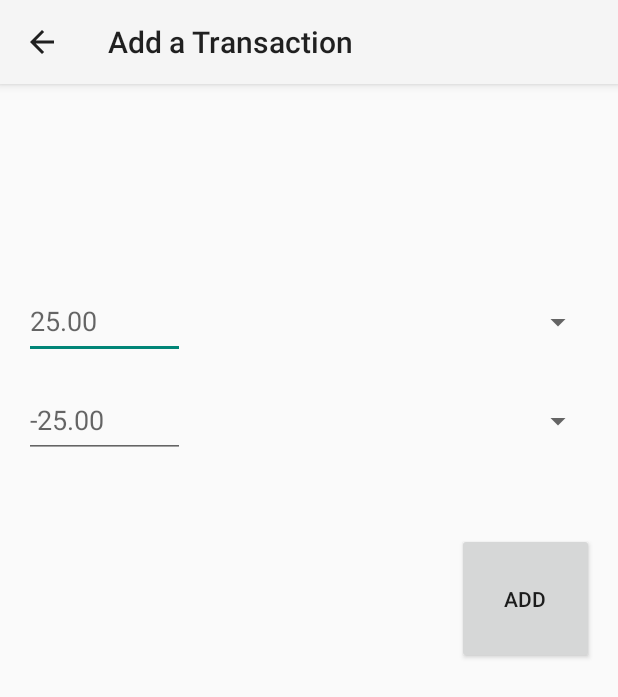
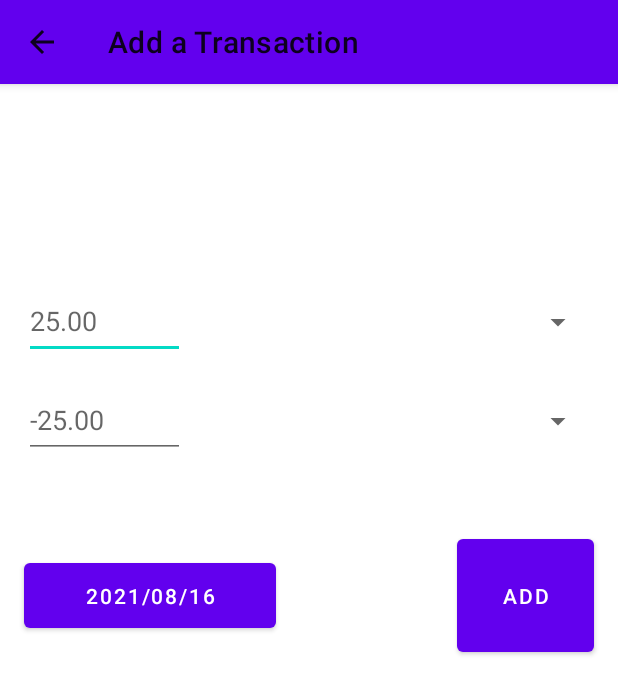
Before and after one commit to PhilipZeratul/HledgerAndroid, an Android app: the AddTransactionActivity screen opened directly, with no data from a screen before it, after a tap on "ADD", on a phone screen of 412 x 824 dp. Shown: the top 697 px of the screen. Run offline under Robolectric (Android 15) with nearby library versions, the phone set to English and light mode, and no system bars.

Commit message:
Finished DatePicker

```diff
--- a/app/build.gradle
+++ b/app/build.gradle
@@ -31,11 +31,10 @@ android {
 dependencies {
 
     implementation 'androidx.appcompat:appcompat:1.2.0'
-    implementation 'com.google.android.material:material:1.3.0'
+    implementation 'com.google.android.material:material:1.4.0'
     implementation 'androidx.constraintlayout:constraintlayout:2.0.4'
     testImplementation 'junit:junit:4.+'
     androidTestImplementation 'androidx.test.ext:junit:1.1.2'
     androidTestImplementation 'androidx.test.espresso:espresso-core:3.3.0'
     implementation 'androidx.appcompat:appcompat:1.2.0'
-    implementation 'com.google.android.material:material:1.2.1'
 }
--- a/app/src/main/AndroidManifest.xml
+++ b/app/src/main/AndroidManifest.xml
@@ -11,7 +11,7 @@
         android:label="@string/app_name"
         android:roundIcon="@mipmap/ic_launcher_round"
         android:supportsRtl="true"
-        android:theme="@style/Theme.AppCompat.Light.NoActionBar" >
+        android:theme="@style/Theme.HledgerAndroid" >
 
         <activity android:name=".AddTransactionActivity"
                   android:parentActivityName=".MainActivity"
--- a/app/src/main/java/com/phillip/hledgerandroid/AddTransactionActivity.java
+++ b/app/src/main/java/com/phillip/hledgerandroid/AddTransactionActivity.java
@@ -4,7 +4,8 @@ import androidx.appcompat.app.ActionBar;
 import androidx.appcompat.app.AppCompatActivity;
 import androidx.appcompat.widget.Toolbar;
 
-import android.content.Intent;
+import android.icu.text.SimpleDateFormat;
+import android.icu.util.TimeZone;
 import android.os.Bundle;
 import android.text.Editable;
 import android.text.TextUtils;
@@ -15,14 +16,21 @@ import android.widget.Button;
 import android.widget.EditText;
 import android.widget.Spinner;
 
+import com.google.android.material.datepicker.MaterialDatePicker;
+import com.google.android.material.datepicker.MaterialPickerOnPositiveButtonClickListener;
+
 import java.util.ArrayList;
+import java.util.Date;
+import java.util.Locale;
 
 public class AddTransactionActivity extends AppCompatActivity {
 
     private static final String TAG = "HledgerAndroid.AddTransactionActivity";
     private ArrayList<String> accounts = new ArrayList<String>();
-    private EditText editText;
-    private EditText editText2;
+    private EditText editTextNumber;
+    private EditText editTextNumber2;
+    private Button buttonDate;
+    private String pickedDate;
 
     @Override
     protected void onCreate(Bundle savedInstanceState) {
@@ -39,6 +47,7 @@ public class AddTransactionActivity extends AppCompatActivity {
 
         setupSpinner();
         setupEditText();
+        setupDatePicker();
         setupFinishedButton();
     }
 
@@ -61,9 +70,9 @@ public class AddTransactionActivity extends AppCompatActivity {
     }
 
     private void setupEditText() {
-        editText = (EditText) findViewById(R.id.editTextNumberAccount_1);
-        editText2 = (EditText) findViewById(R.id.editTextNumberAccount_2);
-        editText.addTextChangedListener(new TextWatcher() {
+        editTextNumber = (EditText) findViewById(R.id.editTextNumberAccount_1);
+        editTextNumber2 = (EditText) findViewById(R.id.editTextNumberAccount_2);
+        editTextNumber.addTextChangedListener(new TextWatcher() {
             @Override
             public void beforeTextChanged(CharSequence s, int start, int count, int after) {}
 
@@ -73,15 +82,43 @@ public class AddTransactionActivity extends AppCompatActivity {
             @Override
             public void afterTextChanged(Editable s) {
                 if (TextUtils.isEmpty(s.toString())) {
-                    editText2.getText().clear();
+                    editTextNumber2.getText().clear();
                 }
                 else {
                     Float num = new Float(s.toString());
                     num = -num;
-                    editText2.setText(num.toString());
+                    editTextNumber2.setText(num.toString());
                 }
             }
         });
+    }
+
+
+    private void setupDatePicker() {
+        buttonDate = (Button) findViewById(R.id.button_date);
+        buttonDate.setOnClickListener(new View.OnClickListener() {
+            @Override
+            public void onClick(View v) {
+                MaterialDatePicker<Long> datePicker = MaterialDatePicker.Builder.datePicker()
+                        .setTitleText("Select Date")
+                        .setSelection(MaterialDatePicker.todayInUtcMilliseconds())
+                        .build();
+                datePicker.show(getSupportFragmentManager(), datePicker.toString());
+                datePicker.addOnPositiveButtonClickListener(new MaterialPickerOnPositiveButtonClickListener() {
+                    @Override
+                    public void onPositiveButtonClick(Object selection) {
+                        TimeZone timeZoneUTC = TimeZone.getDefault();
+                        // It will be negative, so that's the -1
+                        int offsetFromUTC = timeZoneUTC.getOffset(new Date().getTime()) * -1;
+                        SimpleDateFormat simpleFormat = new SimpleDateFormat("yyyy/MM/dd", Locale.US);
+                        Date date = new Date((Long) selection + offsetFromUTC);
+                        buttonDate.setText(simpleFormat.format(date));
+                        pickedDate = buttonDate.getText().toString();
+                    }
+                });
+            }
+        });
+        pickedDate = buttonDate.getText().toString();
     }
 
     private void setupFinishedButton() {
@@ -95,8 +132,8 @@ public class AddTransactionActivity extends AppCompatActivity {
     }
 
     private void clearEditText() {
-        editText.getText().clear();
-        editText2.getText().clear();
+        editTextNumber.getText().clear();
+        editTextNumber2.getText().clear();
     }
 
     // TODO: TimePicker
--- a/app/src/main/res/layout/activity_display_message.xml
+++ b/app/src/main/res/layout/activity_display_message.xml
@@ -87,10 +87,20 @@
         android:id="@+id/button_finished"
         android:layout_width="91dp"
         android:layout_height="87dp"
-        android:layout_marginTop="50dp"
         android:layout_marginEnd="16dp"
         android:text="@string/button_finished"
+        app:layout_constraintBottom_toBottomOf="@+id/button_date"
         app:layout_constraintEnd_toEndOf="parent"
+        app:layout_constraintTop_toTopOf="@+id/button_date" />
+
+    <Button
+        android:id="@+id/button_date"
+        android:layout_width="168dp"
+        android:layout_height="55dp"
+        android:layout_marginStart="16dp"
+        android:layout_marginTop="64dp"
+        android:text="2021/08/16"
+        app:layout_constraintStart_toStartOf="parent"
         app:layout_constraintTop_toBottomOf="@+id/editTextNumberAccount_2" />
 
 </androidx.constraintlayout.widget.ConstraintLayout>
--- a/app/src/main/res/values-night/themes.xml
+++ b/app/src/main/res/values-night/themes.xml
@@ -1,6 +1,6 @@
 <resources xmlns:tools="http://schemas.android.com/tools">
     <!-- Base application theme. -->
-    <style name="Theme.HledgerAndroid" parent="Theme.MaterialComponents.DayNight.DarkActionBar">
+    <style name="Theme.HledgerAndroid_Night" parent="Theme.MaterialComponents.Light.NoActionBar">
         <!-- Primary brand color. -->
         <item name="colorPrimary">@color/purple_200</item>
         <item name="colorPrimaryVariant">@color/purple_700</item>
--- a/app/src/main/res/values/themes.xml
+++ b/app/src/main/res/values/themes.xml
@@ -1,6 +1,6 @@
 <resources xmlns:tools="http://schemas.android.com/tools">
     <!-- Base application theme. -->
-    <style name="Theme.HledgerAndroid" parent="Theme.MaterialComponents.DayNight.DarkActionBar">
+    <style name="Theme.HledgerAndroid" parent="Theme.MaterialComponents.Light.NoActionBar">
         <!-- Primary brand color. -->
         <item name="colorPrimary">@color/purple_500</item>
         <item name="colorPrimaryVariant">@color/purple_700</item>
```
